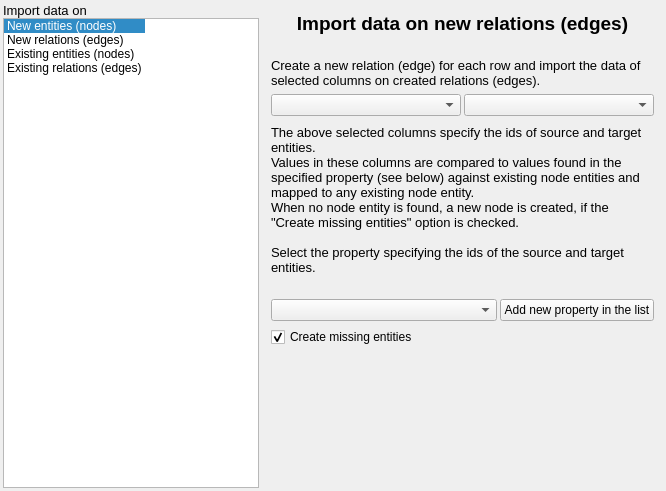
Before: the Qt Designer form library/tulip-gui/designer/CSVGraphMappingConfigurationWidget.ui in vadivelselvaraj/TulipGLImprovement, drawn with Qt 5.
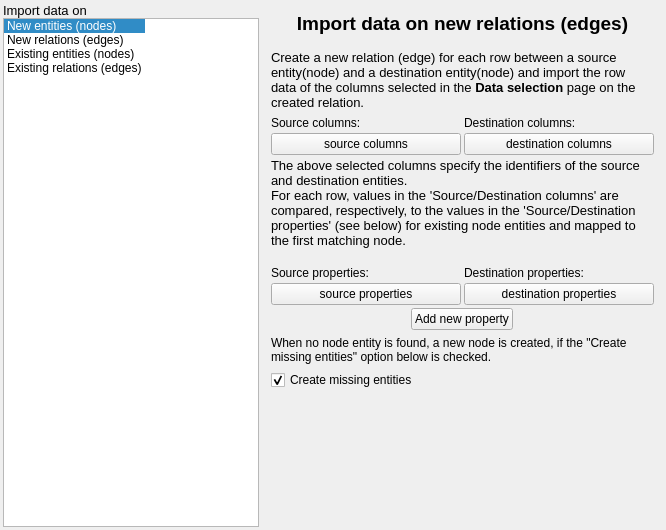
After: the same form once the commit is applied. The open tabs and pages were chosen to show the change. Custom widgets are drawn as their Qt base class.

Commit message: CSV import improvements: allow the use of multiple columns/properties as identifier to ease mapping of existing nodes/edges + ease import of vector properties + allow creation of more than one edge per row when column data are considered as vector

```diff
--- a/library/tulip-gui/designer/CSVGraphMappingConfigurationWidget.ui
+++ b/library/tulip-gui/designer/CSVGraphMappingConfigurationWidget.ui
@@ -7,7 +7,7 @@
     <x>0</x>
     <y>0</y>
     <width>666</width>
-    <height>491</height>
+    <height>530</height>
    </rect>
   </property>
   <property name="sizePolicy">
@@ -132,10 +132,11 @@
 &lt;html&gt;&lt;head&gt;&lt;meta name=&quot;qrichtext&quot; content=&quot;1&quot; /&gt;&lt;style type=&quot;text/css&quot;&gt;
 p, li { white-space: pre-wrap; }
 &lt;/style&gt;&lt;/head&gt;&lt;body style=&quot; font-family:'Ubuntu'; font-size:11pt; font-weight:400; font-style:normal;&quot;&gt;
-&lt;p align=&quot;center&quot; style=&quot; margin-top:0px; margin-bottom:0px; margin-left:0px; margin-right:0px; -qt-block-indent:0; text-indent:0px;&quot;&gt;&lt;span style=&quot; font-family:'MS Shell Dlg 2'; font-size:14pt; font-weight:600;&quot;&gt;Import data on new entities (nodes)&lt;/span&gt;&lt;/p&gt;
-&lt;p style=&quot;-qt-paragraph-type:empty; margin-top:0px; margin-bottom:0px; margin-left:0px; margin-right:0px; -qt-block-indent:0; text-indent:0px; font-family:'MS Shell Dlg 2'; font-size:14pt; font-weight:600;&quot;&gt;&lt;/p&gt;
-&lt;p align=&quot;center&quot; style=&quot; margin-top:0px; margin-bottom:0px; margin-left:0px; margin-right:0px; -qt-block-indent:0; text-indent:0px;&quot;&gt;&lt;span style=&quot; font-family:'MS Shell Dlg 2'; font-size:10pt;&quot;&gt;Create a new entity (node) for each row in the file and import the data of selected columns on created entities (nodes). &lt;/span&gt;&lt;/p&gt;
-&lt;p align=&quot;center&quot; style=&quot; margin-top:0px; margin-bottom:0px; margin-left:0px; margin-right:0px; -qt-block-indent:0; text-indent:0px;&quot;&gt;&lt;span style=&quot; font-family:'MS Shell Dlg 2'; font-size:10pt;&quot;&gt;If you want to remove duplicate entities in your data, try to use &amp;quot;Existing entities (nodes)&amp;quot; destination with &amp;quot;Create missing entites&amp;quot; option checked.&lt;/span&gt;&lt;/p&gt;&lt;/body&gt;&lt;/html&gt;</string>
+&lt;p style=&quot; margin-top:0px; margin-bottom:0px; margin-left:0px; margin-right:0px; -qt-block-indent:0; text-indent:0px;&quot;&gt;&lt;span style=&quot; font-family:'MS Shell Dlg 2'; font-size:14pt; font-weight:600;&quot;&gt;Import data on new entities (nodes)&lt;/span&gt;&lt;/p&gt;
+&lt;p style=&quot;-qt-paragraph-type:empty; margin-top:0px; margin-bottom:0px; margin-left:0px; margin-right:0px; -qt-block-indent:0; text-indent:0px; font-family:'MS Shell Dlg 2'; font-size:14pt; font-weight:600;&quot;&gt;&lt;br /&gt;&lt;/p&gt;
+&lt;p style=&quot; margin-top:0px; margin-bottom:0px; margin-left:0px; margin-right:0px; -qt-block-indent:0; text-indent:0px;&quot;&gt;&lt;span style=&quot; font-family:'MS Shell Dlg 2'; font-size:10pt;&quot;&gt;Create a new entity (node) for each row in the file and import the data of the columns selected in the &lt;/span&gt;&lt;span style=&quot; font-family:'MS Shell Dlg 2'; font-size:10pt; font-weight:600;&quot;&gt;Data selection&lt;/span&gt;&lt;span style=&quot; font-family:'MS Shell Dlg 2'; font-size:10pt;&quot;&gt; page as property values of the created entities (nodes).&lt;/span&gt;&lt;/p&gt;
+&lt;p style=&quot; margin-top:0px; margin-bottom:0px; margin-left:0px; margin-right:0px; -qt-block-indent:0; text-indent:0px;&quot;&gt;&lt;span style=&quot; font-family:'MS Shell Dlg 2'; font-size:10pt;&quot;&gt; &lt;/span&gt;&lt;/p&gt;
+&lt;p style=&quot; margin-top:0px; margin-bottom:0px; margin-left:0px; margin-right:0px; -qt-block-indent:0; text-indent:0px;&quot;&gt;&lt;span style=&quot; font-family:'MS Shell Dlg 2'; font-size:10pt;&quot;&gt;WARNING: If you want to &lt;/span&gt;&lt;span style=&quot; font-family:'MS Shell Dlg 2'; font-size:10pt; text-decoration: underline;&quot;&gt;remove duplicate entities&lt;/span&gt;&lt;span style=&quot; font-family:'MS Shell Dlg 2'; font-size:10pt;&quot;&gt; in your data, choose &amp;quot;Existing entities (nodes)&amp;quot; in the list on the left  and check the then displayed &amp;quot;Create missing entities&amp;quot; option.&lt;/span&gt;&lt;/p&gt;&lt;/body&gt;&lt;/html&gt;</string>
            </property>
            <property name="wordWrap">
             <bool>true</bool>
@@ -177,10 +178,10 @@
             <string>&lt;!DOCTYPE HTML PUBLIC &quot;-//W3C//DTD HTML 4.0//EN&quot; &quot;http://www.w3.org/TR/REC-html40/strict.dtd&quot;&gt;
 &lt;html&gt;&lt;head&gt;&lt;meta name=&quot;qrichtext&quot; content=&quot;1&quot; /&gt;&lt;style type=&quot;text/css&quot;&gt;
 p, li { white-space: pre-wrap; }
-&lt;/style&gt;&lt;/head&gt;&lt;body style=&quot; font-family:'Cantarell'; font-size:11pt; font-weight:400; font-style:normal;&quot;&gt;
+&lt;/style&gt;&lt;/head&gt;&lt;body style=&quot; font-family:'Ubuntu'; font-size:11pt; font-weight:400; font-style:normal;&quot;&gt;
 &lt;p align=&quot;center&quot; style=&quot; margin-top:0px; margin-bottom:0px; margin-left:0px; margin-right:0px; -qt-block-indent:0; text-indent:0px;&quot;&gt;&lt;span style=&quot; font-family:'MS Shell Dlg 2'; font-size:14pt; font-weight:600;&quot;&gt;Import data on new relations (edges)&lt;/span&gt;&lt;/p&gt;
-&lt;p align=&quot;center&quot; style=&quot;-qt-paragraph-type:empty; margin-top:0px; margin-bottom:0px; margin-left:0px; margin-right:0px; -qt-block-indent:0; text-indent:0px; font-family:'MS Shell Dlg 2'; font-size:14pt; font-weight:600;&quot;&gt;&lt;br /&gt;&lt;/p&gt;
-&lt;p style=&quot; margin-top:0px; margin-bottom:0px; margin-left:0px; margin-right:0px; -qt-block-indent:0; text-indent:0px;&quot;&gt;&lt;span style=&quot; font-family:'MS Shell Dlg 2'; font-size:10pt;&quot;&gt;Create a new relation (edge) for each row and import the data of selected columns on created relations (edges). &lt;/span&gt;&lt;/p&gt;&lt;/body&gt;&lt;/html&gt;</string>
+&lt;p align=&quot;center&quot; style=&quot;-qt-paragraph-type:empty; margin-top:0px; margin-bottom:0px; margin-left:0px; margin-right:0px; -qt-block-indent:0; text-indent:0px; font-family:'MS Shell Dlg 2'; font-size:10pt; font-weight:600;&quot;&gt;&lt;br /&gt;&lt;/p&gt;
+&lt;p style=&quot; margin-top:0px; margin-bottom:0px; margin-left:0px; margin-right:0px; -qt-block-indent:0; text-indent:0px;&quot;&gt;&lt;span style=&quot; font-family:'MS Shell Dlg 2'; font-size:10pt;&quot;&gt;Create a new relation (edge) for each row between a source entity(node) and a destination entity(node) and import the row data of the columns selected in the &lt;/span&gt;&lt;span style=&quot; font-family:'MS Shell Dlg 2'; font-size:10pt; font-weight:600;&quot;&gt;Data selection&lt;/span&gt;&lt;span style=&quot; font-family:'MS Shell Dlg 2'; font-size:10pt;&quot;&gt; page on the created relation. &lt;/span&gt;&lt;/p&gt;&lt;/body&gt;&lt;/html&gt;</string>
            </property>
            <property name="wordWrap">
             <bool>true</bool>
@@ -189,49 +190,34 @@
          </item>
          <item>
           <layout class="QGridLayout" name="gridLayout_5">
-           <property name="horizontalSpacing">
-            <number>3</number>
-           </property>
-           <property name="verticalSpacing">
-            <number>9</number>
-           </property>
            <property name="margin">
             <number>0</number>
            </property>
-           <item row="0" column="0">
-            <widget class="tlp::CSVColumnComboBox" name="sourceColumnComboBox"/>
+           <property name="spacing">
+            <number>3</number>
+           </property>
+           <item row="4" column="1">
+            <widget class="QPushButton" name="tgtPropertiesButton">
+             <property name="text">
+              <string>destination properties</string>
+             </property>
+            </widget>
            </item>
-           <item row="0" column="1">
-            <widget class="tlp::CSVColumnComboBox" name="targetColumnComboBox"/>
+           <item row="4" column="0">
+            <widget class="QPushButton" name="srcPropertiesButton">
+             <property name="text">
+              <string>source properties</string>
+             </property>
+            </widget>
+           </item>
+           <item row="1" column="0">
+            <widget class="QPushButton" name="srcColumnsButton">
+             <property name="text">
+              <string>source columns</string>
+             </property>
+            </widget>
            </item>
            <item row="2" column="0" colspan="2">
-            <layout class="QHBoxLayout" name="horizontalLayout_2">
-             <property name="spacing">
-              <number>3</number>
-             </property>
-             <item>
-              <widget class="tlp::GraphPropertiesSelectionComboBox" name="graphIndexPropertiesComboBox">
-               <property name="editable">
-                <bool>false</bool>
-               </property>
-              </widget>
-             </item>
-             <item>
-              <widget class="QPushButton" name="createNewPropertyPushButton">
-               <property name="sizePolicy">
-                <sizepolicy hsizetype="Fixed" vsizetype="Fixed">
-                 <horstretch>0</horstretch>
-                 <verstretch>0</verstretch>
-                </sizepolicy>
-               </property>
-               <property name="text">
-                <string>Add new property in the list</string>
-               </property>
-              </widget>
-             </item>
-            </layout>
-           </item>
-           <item row="1" column="0" colspan="2">
             <widget class="QLabel" name="label_6">
              <property name="sizePolicy">
               <sizepolicy hsizetype="Preferred" vsizetype="Preferred">
@@ -250,11 +236,8 @@
 &lt;html&gt;&lt;head&gt;&lt;meta name=&quot;qrichtext&quot; content=&quot;1&quot; /&gt;&lt;style type=&quot;text/css&quot;&gt;
 p, li { white-space: pre-wrap; }
 &lt;/style&gt;&lt;/head&gt;&lt;body style=&quot; font-family:'Ubuntu'; font-size:11pt; font-weight:400; font-style:normal;&quot;&gt;
-&lt;p style=&quot; margin-top:0px; margin-bottom:0px; margin-left:0px; margin-right:0px; -qt-block-indent:0; text-indent:0px;&quot;&gt;&lt;span style=&quot; font-family:'MS Shell Dlg 2'; font-size:10pt;&quot;&gt;The above selected columns specify the ids of source and target entities.&lt;/span&gt;&lt;/p&gt;
-&lt;p style=&quot; margin-top:0px; margin-bottom:0px; margin-left:0px; margin-right:0px; -qt-block-indent:0; text-indent:0px;&quot;&gt;&lt;span style=&quot; font-family:'MS Shell Dlg 2'; font-size:10pt;&quot;&gt;Values in these columns are compared to values found in the specified property (see below) against existing node entities and mapped to any existing node entity. &lt;/span&gt;&lt;/p&gt;
-&lt;p style=&quot; margin-top:0px; margin-bottom:0px; margin-left:0px; margin-right:0px; -qt-block-indent:0; text-indent:0px;&quot;&gt;&lt;span style=&quot; font-family:'MS Shell Dlg 2'; font-size:10pt;&quot;&gt;When no node entity is found, a new node is created, if the &amp;quot;Create missing entities&amp;quot; option is checked. &lt;/span&gt;&lt;/p&gt;
-&lt;p style=&quot;-qt-paragraph-type:empty; margin-top:0px; margin-bottom:0px; margin-left:0px; margin-right:0px; -qt-block-indent:0; text-indent:0px; font-family:'MS Shell Dlg 2'; font-size:10pt;&quot;&gt;&lt;br /&gt;&lt;/p&gt;
-&lt;p style=&quot; margin-top:0px; margin-bottom:0px; margin-left:0px; margin-right:0px; -qt-block-indent:0; text-indent:0px;&quot;&gt;&lt;span style=&quot; font-family:'MS Shell Dlg 2'; font-size:10pt;&quot;&gt;Select the property specifying the ids of the source and target entities.&lt;/span&gt;&lt;/p&gt;
+&lt;p style=&quot; margin-top:0px; margin-bottom:0px; margin-left:0px; margin-right:0px; -qt-block-indent:0; text-indent:0px;&quot;&gt;&lt;span style=&quot; font-family:'MS Shell Dlg 2'; font-size:10pt;&quot;&gt;The above selected columns specify the identifiers of the source and destination entities.&lt;/span&gt;&lt;/p&gt;
+&lt;p style=&quot; margin-top:0px; margin-bottom:0px; margin-left:0px; margin-right:0px; -qt-block-indent:0; text-indent:0px;&quot;&gt;&lt;span style=&quot; font-family:'MS Shell Dlg 2'; font-size:10pt;&quot;&gt;For each row, values in the 'Source/Destination columns' are compared, respectively, to the values in the 'Source/Destination properties' (see below) for existing node entities and mapped to the first matching node.&lt;/span&gt;&lt;/p&gt;
 &lt;p style=&quot;-qt-paragraph-type:empty; margin-top:0px; margin-bottom:0px; margin-left:0px; margin-right:0px; -qt-block-indent:0; text-indent:0px; font-family:'MS Shell Dlg 2'; font-size:10pt;&quot;&gt;&lt;br /&gt;&lt;/p&gt;&lt;/body&gt;&lt;/html&gt;</string>
              </property>
              <property name="wordWrap">
@@ -262,8 +245,73 @@
              </property>
             </widget>
            </item>
+           <item row="1" column="1">
+            <widget class="QPushButton" name="tgtColumnsButton">
+             <property name="text">
+              <string>destination columns</string>
+             </property>
+            </widget>
+           </item>
+           <item row="0" column="0">
+            <widget class="QLabel" name="label_9">
+             <property name="text">
+              <string>Source columns:</string>
+             </property>
+            </widget>
+           </item>
+           <item row="0" column="1">
+            <widget class="QLabel" name="label_10">
+             <property name="text">
+              <string>Destination columns:</string>
+             </property>
+            </widget>
+           </item>
+           <item row="5" column="0" colspan="2">
+            <layout class="QHBoxLayout" name="horizontalLayout_2">
+             <property name="spacing">
+              <number>3</number>
+             </property>
+             <item>
+              <widget class="QPushButton" name="newPropertyOnEdgesButton">
+               <property name="sizePolicy">
+                <sizepolicy hsizetype="Fixed" vsizetype="Fixed">
+                 <horstretch>0</horstretch>
+                 <verstretch>0</verstretch>
+                </sizepolicy>
+               </property>
+               <property name="text">
+                <string>Add new property</string>
+               </property>
+              </widget>
+             </item>
+            </layout>
+           </item>
+           <item row="3" column="0">
+            <widget class="QLabel" name="label_15">
+             <property name="text">
+              <string>Source properties:</string>
+             </property>
+            </widget>
+           </item>
+           <item row="3" column="1">
+            <widget class="QLabel" name="label_16">
+             <property name="text">
+              <string>Destination properties:</string>
+             </property>
+            </widget>
+           </item>
           </layout>
          </item>
+         <item>
+          <widget class="QLabel" name="label_7">
+           <property name="text">
+            <string>When no node entity is found, a new node is created, if the &quot;Create missing entities&quot; option below is checked. </string>
+           </property>
+           <property name="wordWrap">
+            <bool>true</bool>
+           </property>
+          </widget>
+         </item>
          <item>
           <widget class="QCheckBox" name="addMissingEdgeAndNodeCheckBox">
            <property name="text">
@@ -299,10 +347,10 @@
 p, li { white-space: pre-wrap; }
 &lt;/style&gt;&lt;/head&gt;&lt;body style=&quot; font-family:'Ubuntu'; font-size:11pt; font-weight:400; font-style:normal;&quot;&gt;
 &lt;p align=&quot;center&quot; style=&quot; margin-top:0px; margin-bottom:0px; margin-left:0px; margin-right:0px; -qt-block-indent:0; text-indent:0px;&quot;&gt;&lt;span style=&quot; font-family:'MS Shell Dlg 2'; font-size:14pt; font-weight:600;&quot;&gt;Import data on existing entities (nodes)&lt;/span&gt;&lt;/p&gt;
-&lt;p style=&quot;-qt-paragraph-type:empty; margin-top:0px; margin-bottom:0px; margin-left:0px; margin-right:0px; -qt-block-indent:0; text-indent:0px; font-family:'MS Shell Dlg 2'; font-size:14pt; font-weight:600;&quot;&gt;&lt;br /&gt;&lt;/p&gt;
-&lt;p style=&quot; margin-top:0px; margin-bottom:0px; margin-left:0px; margin-right:0px; -qt-block-indent:0; text-indent:0px;&quot;&gt;&lt;span style=&quot; font-family:'MS Shell Dlg 2'; font-size:10pt;&quot;&gt;Import the data of selected columns on existing entities (node).  &lt;/span&gt;&lt;/p&gt;
+&lt;p align=&quot;center&quot; style=&quot;-qt-paragraph-type:empty; margin-top:0px; margin-bottom:0px; margin-left:0px; margin-right:0px; -qt-block-indent:0; text-indent:0px; font-family:'MS Shell Dlg 2'; font-size:14pt; font-weight:600;&quot;&gt;&lt;br /&gt;&lt;/p&gt;
+&lt;p style=&quot; margin-top:0px; margin-bottom:0px; margin-left:0px; margin-right:0px; -qt-block-indent:0; text-indent:0px;&quot;&gt;&lt;span style=&quot; font-family:'MS Shell Dlg 2'; font-size:10pt;&quot;&gt;Import the row data of the columns selected in the &lt;/span&gt;&lt;span style=&quot; font-family:'MS Shell Dlg 2'; font-size:10pt; font-weight:600;&quot;&gt;Data selection&lt;/span&gt;&lt;span style=&quot; font-family:'MS Shell Dlg 2'; font-size:10pt;&quot;&gt; page on existing entities (nodes).  &lt;/span&gt;&lt;/p&gt;
 &lt;p style=&quot;-qt-paragraph-type:empty; margin-top:0px; margin-bottom:0px; margin-left:0px; margin-right:0px; -qt-block-indent:0; text-indent:0px; font-family:'MS Shell Dlg 2'; font-size:10pt;&quot;&gt;&lt;br /&gt;&lt;/p&gt;
-&lt;p style=&quot; margin-top:0px; margin-bottom:0px; margin-left:0px; margin-right:0px; -qt-block-indent:0; text-indent:0px;&quot;&gt;&lt;span style=&quot; font-family:'MS Shell Dlg 2'; font-size:10pt;&quot;&gt;For each row, the destination entity id is compared to graph entities ids. If there is a correspondence, the row data is imported for the first matching entity. If there is no entity with such id, a new entityis then created if the “Create missing entities” option is checked. &lt;/span&gt;&lt;/p&gt;
+&lt;p style=&quot; margin-top:0px; margin-bottom:0px; margin-left:0px; margin-right:0px; -qt-block-indent:0; text-indent:0px;&quot;&gt;&lt;span style=&quot; font-family:'MS Shell Dlg 2'; font-size:10pt;&quot;&gt;For each row, values in the 'Columns identifier' are compared to the values in the 'Properties identifier' (see below) for existing node entities; the row data are then imported as property values of the first matching node entity. &lt;/span&gt;&lt;/p&gt;
 &lt;p style=&quot;-qt-paragraph-type:empty; margin-top:0px; margin-bottom:0px; margin-left:0px; margin-right:0px; -qt-block-indent:0; text-indent:0px; font-family:'MS Shell Dlg 2'; font-size:10pt;&quot;&gt;&lt;br /&gt;&lt;/p&gt;&lt;/body&gt;&lt;/html&gt;</string>
            </property>
            <property name="textFormat">
@@ -319,13 +367,52 @@
             <number>3</number>
            </property>
            <item row="0" column="0">
-            <widget class="tlp::CSVColumnComboBox" name="nodeMappingColumncomboBox"/>
+            <widget class="QLabel" name="label_11">
+             <property name="text">
+              <string>Columns identifier:</string>
+             </property>
+            </widget>
            </item>
            <item row="0" column="1">
-            <widget class="tlp::GraphPropertiesSelectionComboBox" name="nodeMappingPropertycomboBox"/>
+            <widget class="QLabel" name="label_12">
+             <property name="text">
+              <string>Properties identifier:</string>
+             </property>
+            </widget>
+           </item>
+           <item row="1" column="0">
+            <widget class="QPushButton" name="nodeColumnsButton">
+             <property name="text">
+              <string>node columns</string>
+             </property>
+            </widget>
+           </item>
+           <item row="1" column="1">
+            <widget class="QPushButton" name="nodePropertiesButton">
+             <property name="text">
+              <string>node properties</string>
+             </property>
+            </widget>
+           </item>
+           <item row="2" column="1">
+            <widget class="QPushButton" name="newPropertyOnNodesButton">
+             <property name="text">
+              <string>Add new property</string>
+             </property>
+            </widget>
            </item>
           </layout>
          </item>
+         <item>
+          <widget class="QLabel" name="label_8">
+           <property name="text">
+            <string>When no node entity, matching the row values for the 'Columns identifier' described above, is found, a new node is then created if the “Create missing entities” option below is checked. </string>
+           </property>
+           <property name="wordWrap">
+            <bool>true</bool>
+           </property>
+          </widget>
+         </item>
          <item>
           <widget class="QCheckBox" name="createMissingNodesCheckBox">
            <property name="text">
@@ -362,8 +449,8 @@
 &lt;/style&gt;&lt;/head&gt;&lt;body style=&quot; font-family:'Ubuntu'; font-size:11pt; font-weight:400; font-style:normal;&quot;&gt;
 &lt;p align=&quot;center&quot; style=&quot; margin-top:0px; margin-bottom:0px; margin-left:0px; margin-right:0px; -qt-block-indent:0; text-indent:0px;&quot;&gt;&lt;span style=&quot; font-family:'MS Shell Dlg 2'; font-size:14pt; font-weight:600;&quot;&gt;Import data on existing relations (edges)&lt;/span&gt;&lt;/p&gt;
 &lt;p align=&quot;center&quot; style=&quot;-qt-paragraph-type:empty; margin-top:0px; margin-bottom:0px; margin-left:0px; margin-right:0px; -qt-block-indent:0; text-indent:0px; font-family:'MS Shell Dlg 2'; font-size:14pt; font-weight:600;&quot;&gt;&lt;br /&gt;&lt;/p&gt;
-&lt;p style=&quot; margin-top:0px; margin-bottom:0px; margin-left:0px; margin-right:0px; -qt-block-indent:0; text-indent:0px;&quot;&gt;&lt;span style=&quot; font-family:'MS Shell Dlg 2'; font-size:10pt;&quot;&gt;Import selected columns on existing relations(edges). &lt;/span&gt;&lt;/p&gt;
-&lt;p style=&quot; margin-top:12px; margin-bottom:12px; margin-left:0px; margin-right:0px; -qt-block-indent:0; text-indent:0px;&quot;&gt;&lt;span style=&quot; font-family:'MS Shell Dlg 2'; font-size:10pt;&quot;&gt;For each row, the destination relation id is compared to graph relations ids. If there is a correspondence, the row data is imported on the first matching relation. &lt;/span&gt;&lt;/p&gt;
+&lt;p style=&quot; margin-top:0px; margin-bottom:0px; margin-left:0px; margin-right:0px; -qt-block-indent:0; text-indent:0px;&quot;&gt;&lt;span style=&quot; font-family:'MS Shell Dlg 2'; font-size:10pt;&quot;&gt;Import the row data of the columns selected in the previous &lt;/span&gt;&lt;span style=&quot; font-family:'MS Shell Dlg 2'; font-size:10pt; font-weight:600;&quot;&gt;Data selection&lt;/span&gt;&lt;span style=&quot; font-family:'MS Shell Dlg 2'; font-size:10pt;&quot;&gt; page on the existing relations (edges). &lt;/span&gt;&lt;/p&gt;
+&lt;p style=&quot; margin-top:12px; margin-bottom:12px; margin-left:0px; margin-right:0px; -qt-block-indent:0; text-indent:0px;&quot;&gt;&lt;span style=&quot; font-family:'MS Shell Dlg 2'; font-size:10pt;&quot;&gt;For each row, values in the 'Columns identifier' are compared to the values in the 'Properties identifier' (see below) for existing relations; the row data are then imported as property values of the first matching relation. &lt;/span&gt;&lt;/p&gt;
 &lt;p style=&quot;-qt-paragraph-type:empty; margin-top:12px; margin-bottom:12px; margin-left:0px; margin-right:0px; -qt-block-indent:0; text-indent:0px; font-family:'MS Shell Dlg 2'; font-size:10pt;&quot;&gt;&lt;br /&gt;&lt;/p&gt;&lt;/body&gt;&lt;/html&gt;</string>
            </property>
            <property name="wordWrap">
@@ -377,10 +464,32 @@
             <number>3</number>
            </property>
            <item row="0" column="0">
-            <widget class="tlp::CSVColumnComboBox" name="edgeMappingColumncomboBox"/>
+            <widget class="QLabel" name="label_13">
+             <property name="text">
+              <string>Columns identifier:</string>
+             </property>
+            </widget>
            </item>
            <item row="0" column="1">
-            <widget class="tlp::GraphPropertiesSelectionComboBox" name="edgeMappingPropertycomboBox"/>
+            <widget class="QLabel" name="label_14">
+             <property name="text">
+              <string>Properties identifier:</string>
+             </property>
+            </widget>
+           </item>
+           <item row="1" column="0">
+            <widget class="QPushButton" name="edgeColumnsButton">
+             <property name="text">
+              <string>edge columns</string>
+             </property>
+            </widget>
+           </item>
+           <item row="1" column="1">
+            <widget class="QPushButton" name="edgePropertiesButton">
+             <property name="text">
+              <string>edge properties</string>
+             </property>
+            </widget>
            </item>
           </layout>
          </item>
@@ -405,18 +514,6 @@
    </item>
   </layout>
  </widget>
- <customwidgets>
-  <customwidget>
-   <class>tlp::CSVColumnComboBox</class>
-   <extends>QComboBox</extends>
-   <header location="global">tulip/CSVGraphMappingConfigurationWidget.h</header>
-  </customwidget>
-  <customwidget>
-   <class>tlp::GraphPropertiesSelectionComboBox</class>
-   <extends>QComboBox</extends>
-   <header location="global">tulip/CSVGraphMappingConfigurationWidget.h</header>
-  </customwidget>
- </customwidgets>
  <resources/>
  <connections>
   <connection>
```
The commit also changes 4 other files.
